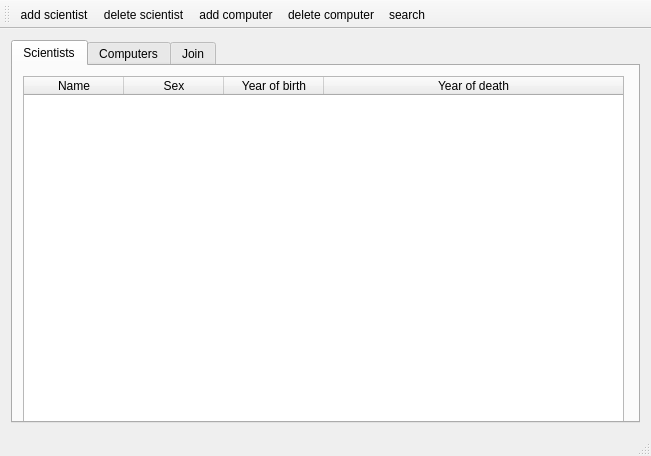
Above: widgetVerkefniVika3/mainwindow.ui from tinnathuridur/vika3 before the change. Below: the same form after it.
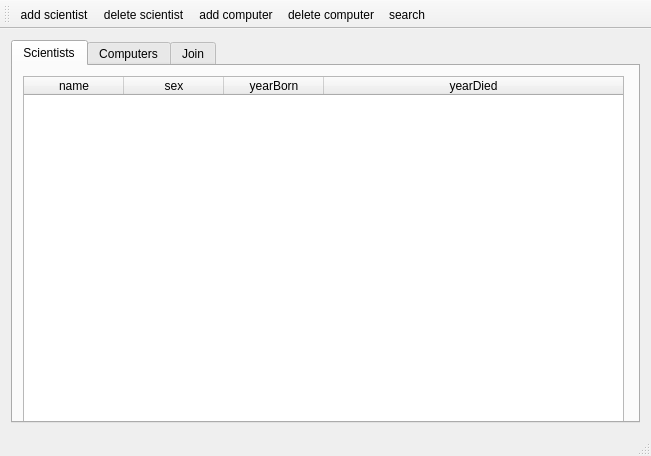
That is the form after the change. Icons and pictures are not drawn.

Diff of the .ui file:
```diff
--- a/widgetVerkefniVika3/mainwindow.ui
+++ b/widgetVerkefniVika3/mainwindow.ui
@@ -62,22 +62,22 @@
         </attribute>
         <column>
          <property name="text">
-          <string>Name</string>
+          <string>name</string>
          </property>
         </column>
         <column>
          <property name="text">
-          <string>Sex</string>
+          <string>sex</string>
          </property>
         </column>
         <column>
          <property name="text">
-          <string>Year of birth</string>
+          <string>yearBorn</string>
          </property>
         </column>
         <column>
          <property name="text">
-          <string>Year of death</string>
+          <string>yearDied</string>
          </property>
         </column>
        </widget>
```
Left out of the diff: 2 changed lines with no effect on the pictures.
